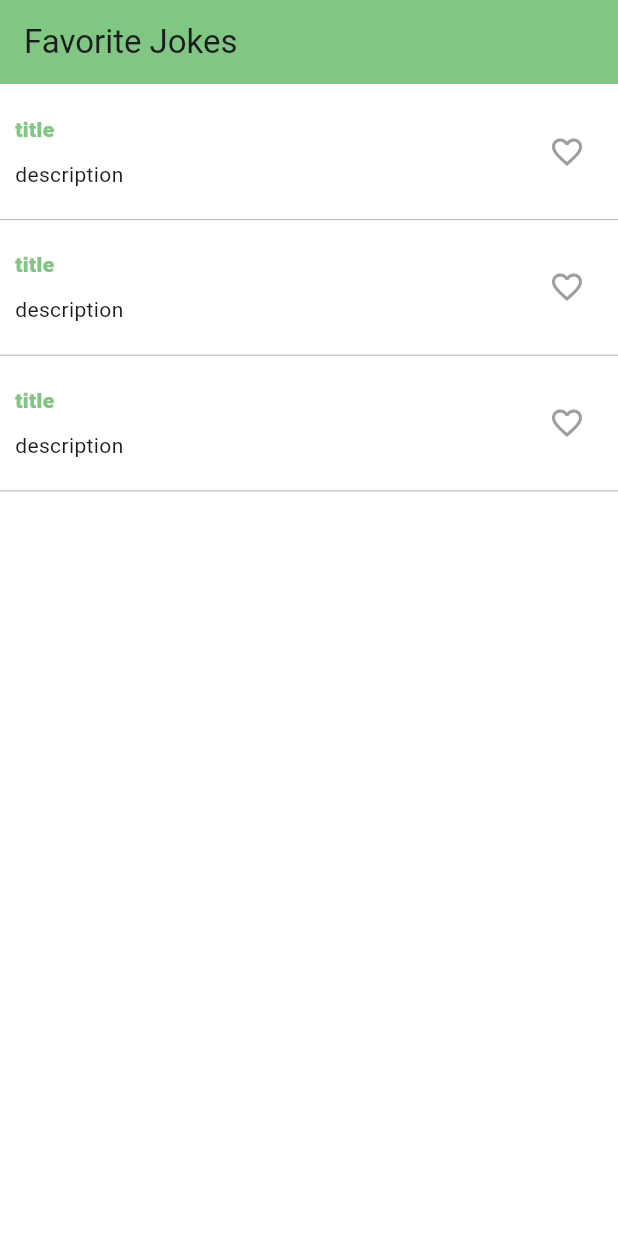
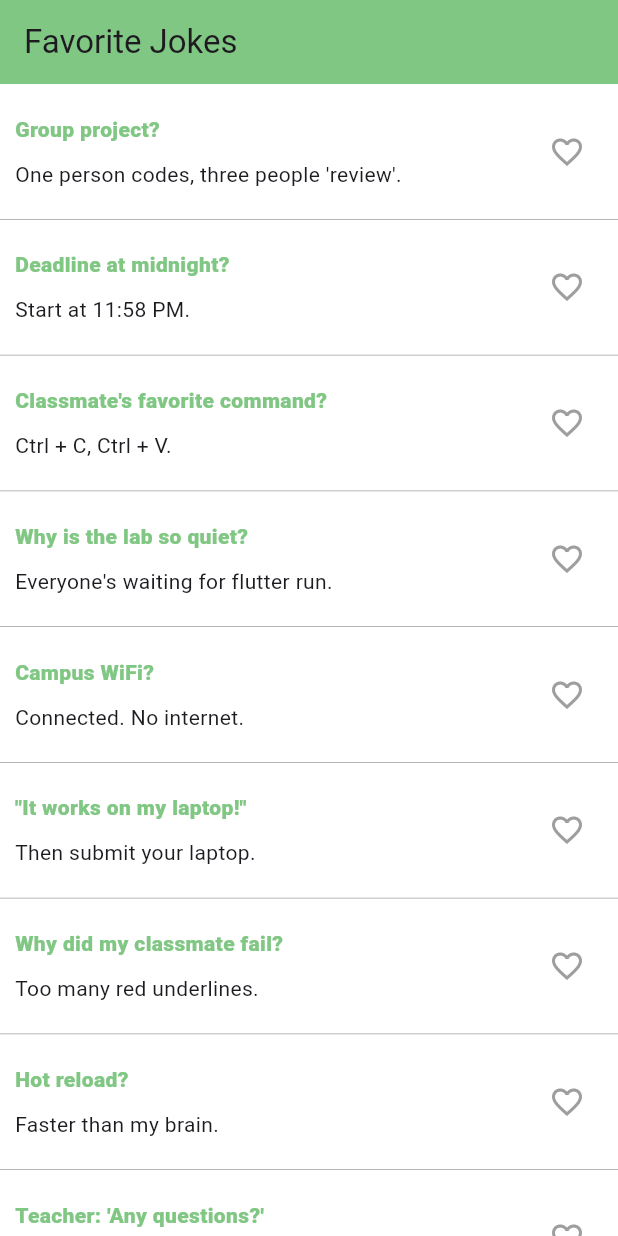
Before and after one commit to manaean/w8_practice, a Flutter app: the screen it shows after launch, on a phone screen of 412 x 824 dp. Run offline on Flutter 3.47's test engine with Material 3 defaults, Android fonts, the phone set to English and light mode, and no system bars.

Commit message:
Ex4 done

```diff
--- /dev/null
+++ b/lib/ex4/jokes.dart
@@ -0,0 +1,29 @@
+class Joke {
+  const Joke({required this.title, required this.description});
+
+  final String title;
+  final String description;
+}
+
+const List<Joke> jokes = [
+  Joke(title: "Group project?", description: "One person codes, three people 'review'."),
+  Joke(title: "Deadline at midnight?", description: "Start at 11:58 PM."),
+  Joke(title: "Classmate's favorite command?", description: "Ctrl + C, Ctrl + V."),
+  Joke(title: "Why is the lab so quiet?", description: "Everyone's waiting for flutter run."),
+  Joke(title: "Campus WiFi?", description: "Connected. No internet."),
+  Joke(title: "\"It works on my laptop!\"", description: "Then submit your laptop."),
+  Joke(title: "Why did my classmate fail?", description: "Too many red underlines."),
+  Joke(title: "Hot reload?", description: "Faster than my brain."),
+  Joke(title: "Teacher: 'Any questions?'", description: "Whole class: *silence*."),
+  Joke(title: "Two minutes before class?", description: "Everyone asks for the homework."),
+  Joke(title: "Why sit at the back?", description: "Better charging plugs."),
+  Joke(title: "Favorite study method?", description: "Panic."),
+  Joke(title: "Why are we always tired?", description: "Debugging until 3 AM."),
+  Joke(title: "Group chat at night?", description: "'Bro, did you finish?'"),
+  Joke(title: "Missing semicolon?", description: "One hour gone."),
+  Joke(title: "Why skip breakfast?", description: "Still installing packages."),
+  Joke(title: "Lunch break?", description: "Bai sach chrouk and bug fixing."),
+  Joke(title: "Code compiles first try?", description: "Something is very wrong."),
+  Joke(title: "Exam week?", description: "Coffee is our teammate."),
+  Joke(title: "Why love stateless widgets?", description: "No state, no stress."),
+];
--- a/lib/ex4/main.dart
+++ b/lib/ex4/main.dart
@@ -1,37 +1,68 @@
 import 'package:flutter/material.dart';
+
+import 'jokes.dart';
 
 Color appColor = Colors.green[300] as Color;
 
 void main() => runApp(MaterialApp(
-      home: Scaffold(
-        backgroundColor: Colors.white,
-        appBar: AppBar(
-          backgroundColor: appColor,
-          title: const Text("Favorite Jokes"),
-        ),
-        body: const Column(
-          children: [FavoriteCard(), FavoriteCard(), FavoriteCard()],
-        ),
-      ),
+      home: JokesApp(),
     ));
 
-class FavoriteCard extends StatefulWidget {
-  const FavoriteCard({
+class JokesApp extends StatefulWidget {
+  const JokesApp({
     super.key,
   });
 
   @override
-  State<FavoriteCard> createState() => _FavoriteCardState();
+  State<JokesApp> createState() => _JokesAppState();
 }
 
-class _FavoriteCardState extends State<FavoriteCard> {
-  bool _isFavorite = false;
+class _JokesAppState extends State<JokesApp> {
+  int? _favoriteIndex;
 
-  void onFavoriteClick() {
+  void _setFavorite(int index) {
     setState(() {
-      _isFavorite = !_isFavorite;
+      if (_favoriteIndex == index) {
+        _favoriteIndex = null;
+      } else {
+        _favoriteIndex = index;
+      }
     });
   }
+
+  @override
+  Widget build(BuildContext context) {
+    return Scaffold(
+      backgroundColor: Colors.white,
+      appBar: AppBar(
+        backgroundColor: appColor,
+        title: const Text("Favorite Jokes"),
+      ),
+      body: ListView(
+        children: [
+          for (var i = 0; i < jokes.length; i++)
+          FavoriteCard(
+            joke: jokes[i],
+            isFavorite: i == _favoriteIndex,
+            onFavoriteClick: () => _setFavorite(i),
+          ),
+        ],
+      ),
+    );
+  }
+}
+
+class FavoriteCard extends StatelessWidget {
+  const FavoriteCard({
+    super.key,
+    required this.joke,
+    required this.isFavorite,
+    required this.onFavoriteClick,
+  });
+
+  final Joke joke;
+  final bool isFavorite;
+  final VoidCallback onFavoriteClick;
 
   @override
   Widget build(BuildContext context) {
@@ -45,26 +76,26 @@ class _FavoriteCardState extends State<FavoriteCard> {
       child: Row(
         mainAxisAlignment: MainAxisAlignment.spaceEvenly,
         children: [
-           Expanded(
+          Expanded(
             flex: 7,
             child: Column(
               crossAxisAlignment: CrossAxisAlignment.start,
               children: [
                 Text(
-                  'title',
-                  style: TextStyle(
-                      color: appColor, fontWeight: FontWeight.w800),
+                  joke.title,
+                  style:
+                      TextStyle(color: appColor, fontWeight: FontWeight.w800),
                 ),
                 const SizedBox(height: 10.0),
-                const Text('description')
+                Text(joke.description),
               ],
             ),
           ),
           IconButton(
               onPressed: onFavoriteClick,
               icon: Icon(
-                _isFavorite ? Icons.favorite : Icons.favorite_border,
-                color: _isFavorite ? Colors.red : Colors.grey,
+                isFavorite ? Icons.favorite : Icons.favorite_border,
+                color: isFavorite ? Colors.red : Colors.grey,
               ))
         ],
       ),
```
